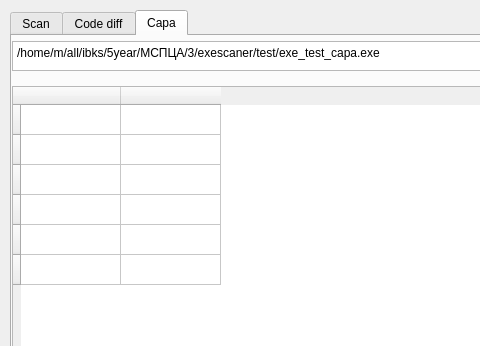
This is gui/main_window.ui in maximss635/SPBPU-MSPZA as Qt 5 draws it before an edit; both pictures show x 0 to 480 and y 0 to 346 of the 1064 by 652 pixel window. The edited form follows.
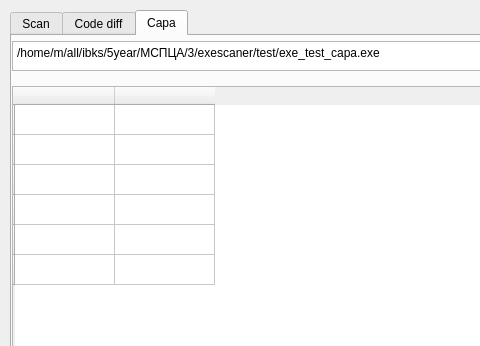
This is the edited form. The open tabs and pages were chosen to show the change.

Patch:
```diff
--- a/gui/main_window.ui
+++ b/gui/main_window.ui
@@ -285,42 +285,42 @@
       </property>
       <row>
        <property name="text">
-        <string> </string>
+        <string/>
        </property>
       </row>
       <row>
        <property name="text">
-        <string> </string>
+        <string/>
        </property>
       </row>
       <row>
        <property name="text">
-        <string> </string>
+        <string/>
        </property>
       </row>
       <row>
        <property name="text">
-        <string> </string>
+        <string/>
        </property>
       </row>
       <row>
        <property name="text">
-        <string> </string>
+        <string/>
        </property>
       </row>
       <row>
        <property name="text">
-        <string> </string>
+        <string/>
        </property>
       </row>
       <column>
        <property name="text">
-        <string> </string>
+        <string/>
        </property>
       </column>
       <column>
        <property name="text">
-        <string> </string>
+        <string/>
        </property>
       </column>
      </widget>
```
Left out of the diff: 12 changed lines with no effect on the pictures.
